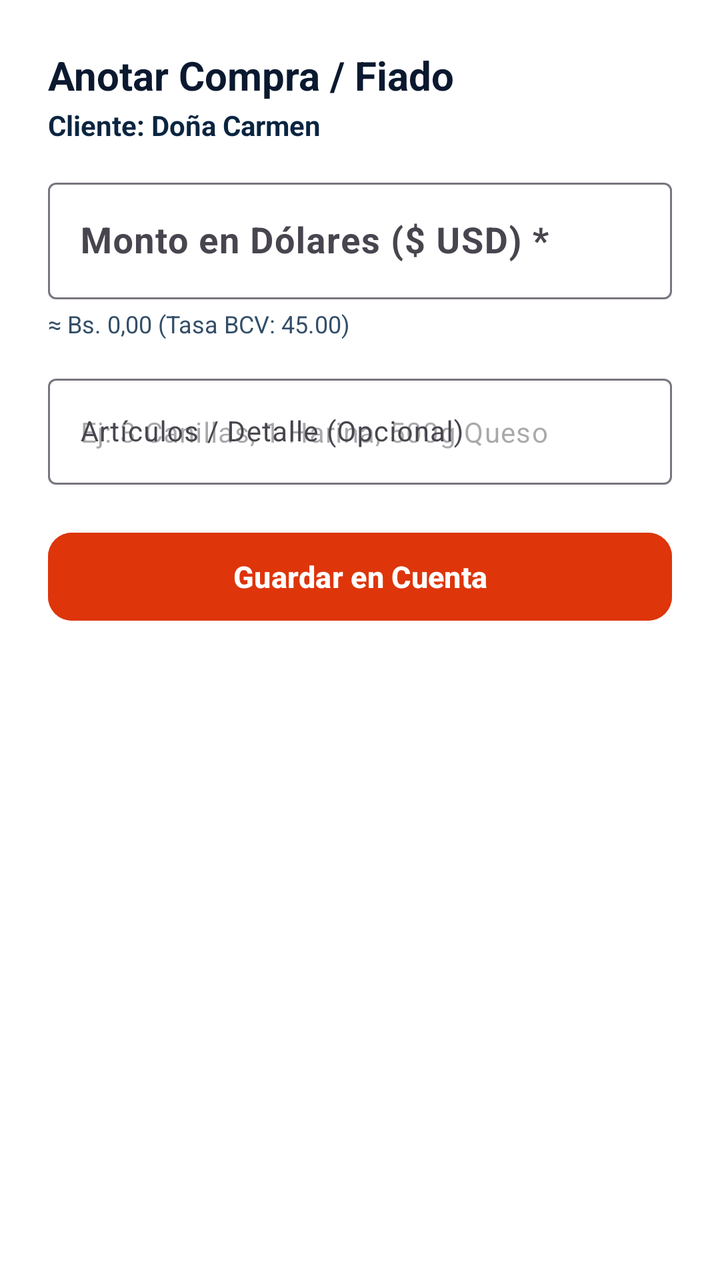
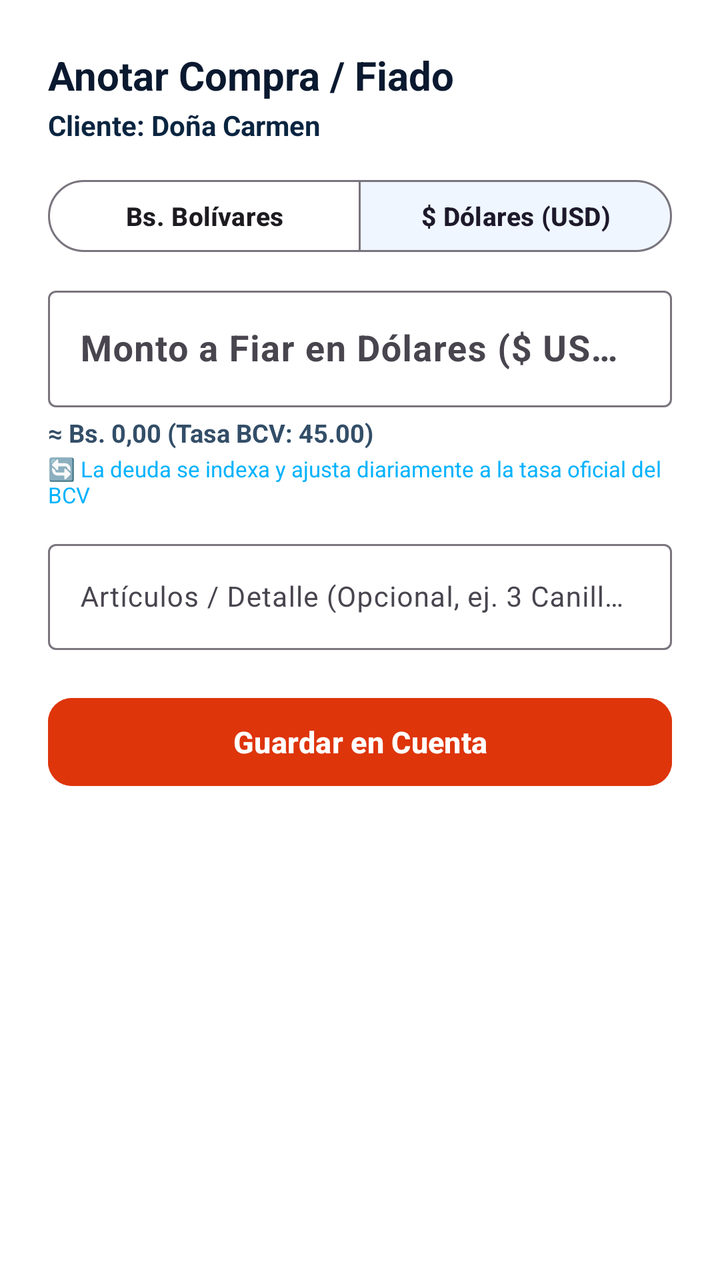

Two renders of the same Android screen: before a commit and after it. Below are the layout's source before the change and the commit's diff.
<!-- AndroidManifest.xml: application theme Theme.Zeasy -->
<!-- res/layout/dialog_add_charge.xml -->
<?xml version="1.0" encoding="utf-8"?>
<LinearLayout xmlns:android="http://schemas.android.com/apk/res/android"
    xmlns:app="http://schemas.android.com/apk/res-auto"
    android:layout_width="match_parent"
    android:layout_height="wrap_content"
    android:orientation="vertical"
    android:padding="24dp"
    android:background="@color/surface">

    <TextView
        android:id="@+id/tvChargeTitle"
        android:layout_width="wrap_content"
        android:layout_height="wrap_content"
        android:text="Anotar Compra / Fiado"
        android:textStyle="bold"
        android:textColor="@color/text_primary"
        android:textSize="20sp" />

    <TextView
        android:id="@+id/tvChargeClientName"
        android:layout_width="wrap_content"
        android:layout_height="wrap_content"
        android:layout_marginTop="2dp"
        android:text="Cliente: Doña Carmen"
        android:textColor="@color/primary"
        android:textStyle="bold"
        android:textSize="14sp" />

    
    <LinearLayout
        android:id="@+id/layoutCreditNoticeBanner"
        android:layout_width="match_parent"
        android:layout_height="wrap_content"
        android:layout_marginTop="12dp"
        android:orientation="horizontal"
        android:background="#E8F5E9"
        android:padding="10dp"
        android:gravity="center_vertical"
        android:visibility="gone">

        <TextView
            android:id="@+id/tvCreditNoticeText"
            android:layout_width="match_parent"
            android:layout_height="wrap_content"
            android:text="🟢 Este cliente tiene $5.00 a favor. Se descontará automáticamente de este crédito."
            android:textColor="#2E7D32"
            android:textStyle="bold"
            android:textSize="12sp" />
    </LinearLayout>

    
    <com.google.android.material.textfield.TextInputLayout
        android:layout_width="match_parent"
        android:layout_height="wrap_content"
        android:layout_marginTop="14dp"
        android:hint="Monto en Dólares ($ USD) *"
        app:prefixText="$ "
        style="@style/Widget.Material3.TextInputLayout.OutlinedBox">

        <com.google.android.material.textfield.TextInputEditText
            android:id="@+id/etChargeAmountUsd"
            android:layout_width="match_parent"
            android:layout_height="wrap_content"
            android:inputType="numberDecimal"
            android:textSize="18sp"
            android:textStyle="bold" />
    </com.google.android.material.textfield.TextInputLayout>

    
    <TextView
        android:id="@+id/tvChargeEquivBs"
        android:layout_width="wrap_content"
        android:layout_height="wrap_content"
        android:layout_marginTop="4dp"
        android:text="≈ Bs. 0,00 (Tasa BCV: 45.00)"
        android:textColor="@color/text_secondary"
        android:textSize="12sp" />

    
    <com.google.android.material.textfield.TextInputLayout
        android:layout_width="match_parent"
        android:layout_height="wrap_content"
        android:layout_marginTop="14dp"
        android:hint="Artículos / Detalle (Opcional)"
        style="@style/Widget.Material3.TextInputLayout.OutlinedBox">

        <com.google.android.material.textfield.TextInputEditText
            android:id="@+id/etChargeConcept"
            android:layout_width="match_parent"
            android:layout_height="wrap_content"
            android:hint="Ej: 3 Canillas, 1 Harina, 500g Queso"
            android:textSize="14sp" />
    </com.google.android.material.textfield.TextInputLayout>

    <com.google.android.material.button.MaterialButton
        android:id="@+id/btnConfirmCharge"
        android:layout_width="match_parent"
        android:layout_height="52dp"
        android:layout_marginTop="20dp"
        android:text="Guardar en Cuenta"
        android:textSize="15sp"
        android:textStyle="bold"
        app:cornerRadius="12dp"
        android:backgroundTint="#DE350B"
        android:textColor="@color/white" />

</LinearLayout>
<!-- resources referenced by this layout -->
<resources>
  <color name="primary">#0A2540</color>
  <color name="surface">#FFFFFF</color>
  <color name="text_primary">#0A192F</color>
  <color name="text_secondary">#334E68</color>
  <color name="white">#FFFFFF</color>
  <style name="Theme.Zeasy" parent="Theme.Material3.DayNight.NoActionBar">
          
          <item name="colorPrimary">@color/accent_green</item>
          <item name="colorPrimaryContainer">@color/accent_green_bg</item>
          <item name="colorOnPrimary">@color/white</item>
          <item name="colorSecondary">@color/accent_blue</item>
          <item name="colorSecondaryContainer">@color/accent_blue_bg</item>
  
          
          <item name="android:statusBarColor">@color/primary</item>
          <item name="android:windowLightStatusBar">false</item>
          <item name="android:colorBackground">@color/background</item>
  
          
          <item name="android:textColor">@color/text_primary</item>
  
          
          <item name="bottomNavigationStyle">@style/Widget.Zeasy.BottomNavigationView</item>
      </style>
  <color name="accent_green">#00875A</color>
  <color name="accent_green_bg">#E3FCEF</color>
  <color name="accent_blue">#0052FF</color>
  <color name="accent_blue_bg">#EFF6FF</color>
  <color name="background">#F4F8FC</color>
  <style name="Widget.Zeasy.BottomNavigationView" parent="Widget.Material3.BottomNavigationView">
          <item name="itemRippleColor">@color/accent_green_bg</item>
          <item name="android:background">@color/surface</item>
          <item name="itemIconTint">@color/nav_selector</item>
          <item name="itemTextColor">@color/nav_selector</item>
      </style>
</resources>

<!-- the commit's change to res/layout/dialog_add_charge.xml (unified diff, before → after) -->
@@ -31,7 +31,7 @@
         android:id="@+id/layoutCreditNoticeBanner"
         android:layout_width="match_parent"
         android:layout_height="wrap_content"
-        android:layout_marginTop="12dp"
+        android:layout_marginTop="10dp"
         android:orientation="horizontal"
         android:background="#E8F5E9"
         android:padding="10dp"
@@ -49,19 +49,50 @@
     </LinearLayout>
 
     
-    <com.google.android.material.textfield.TextInputLayout
+    <com.google.android.material.button.MaterialButtonToggleGroup
+        android:id="@+id/toggleChargeCurrency"
         android:layout_width="match_parent"
         android:layout_height="wrap_content"
         android:layout_marginTop="14dp"
-        android:hint="Monto en Dólares ($ USD) *"
-        app:prefixText="$ "
-        style="@style/Widget.Material3.TextInputLayout.OutlinedBox">
+        app:singleSelection="true"
+        app:selectionRequired="true"
+        app:checkedButton="@id/btnChargeCurrencyUsd">
+
+        <com.google.android.material.button.MaterialButton
+            android:id="@+id/btnChargeCurrencyVes"
+            style="@style/Widget.Material3.Button.OutlinedButton"
+            android:layout_width="0dp"
+            android:layout_height="44dp"
+            android:layout_weight="1"
+            android:text="Bs. Bolívares"
+            android:textSize="13sp"
+            android:textStyle="bold" />
+
+        <com.google.android.material.button.MaterialButton
+            android:id="@+id/btnChargeCurrencyUsd"
+            style="@style/Widget.Material3.Button.OutlinedButton"
+            android:layout_width="0dp"
+            android:layout_height="44dp"
+            android:layout_weight="1"
+            android:text="$ Dólares (USD)"
+            android:textSize="13sp"
+            android:textStyle="bold" />
+    </com.google.android.material.button.MaterialButtonToggleGroup>
+
+    
+    <com.google.android.material.textfield.TextInputLayout
+        android:id="@+id/tilChargeAmount"
+        android:layout_width="match_parent"
+        android:layout_height="wrap_content"
+        android:layout_marginTop="10dp"
+        android:hint="Monto a Fiar en Dólares ($ USD) *">
 
         <com.google.android.material.textfield.TextInputEditText
             android:id="@+id/etChargeAmountUsd"
             android:layout_width="match_parent"
             android:layout_height="wrap_content"
             android:inputType="numberDecimal"
+            android:textColor="@color/text_primary"
             android:textSize="18sp"
             android:textStyle="bold" />
     </com.google.android.material.textfield.TextInputLayout>
@@ -74,21 +105,29 @@
         android:layout_marginTop="4dp"
         android:text="≈ Bs. 0,00 (Tasa BCV: 45.00)"
         android:textColor="@color/text_secondary"
-        android:textSize="12sp" />
+        android:textStyle="bold"
+        android:textSize="12.5sp" />
+
+    <TextView
+        android:layout_width="wrap_content"
+        android:layout_height="wrap_content"
+        android:layout_marginTop="2dp"
+        android:text="🔄 La deuda se indexa y ajusta diariamente a la tasa oficial del BCV"
+        android:textColor="@color/ubii_cyan"
+        android:textSize="11sp" />
 
     
     <com.google.android.material.textfield.TextInputLayout
         android:layout_width="match_parent"
         android:layout_height="wrap_content"
-        android:layout_marginTop="14dp"
-        android:hint="Artículos / Detalle (Opcional)"
-        style="@style/Widget.Material3.TextInputLayout.OutlinedBox">
+        android:layout_marginTop="12dp"
+        android:hint="Artículos / Detalle (Opcional, ej. 3 Canillas, Queso)">
 
         <com.google.android.material.textfield.TextInputEditText
             android:id="@+id/etChargeConcept"
             android:layout_width="match_parent"
             android:layout_height="wrap_content"
-            android:hint="Ej: 3 Canillas, 1 Harina, 500g Queso"
+            android:textColor="@color/text_primary"
             android:textSize="14sp" />
     </com.google.android.material.textfield.TextInputLayout>
 
<!-- resource entries referenced after the edit -->
@@ -4,6 +4,7 @@
   <color name="surface">#FFFFFF</color>
   <color name="text_primary">#0A192F</color>
   <color name="text_secondary">#334E68</color>
+  <color name="ubii_cyan">#00B2FE</color>
   <color name="white">#FFFFFF</color>
   <style name="Theme.Zeasy" parent="Theme.Material3.DayNight.NoActionBar">
           
